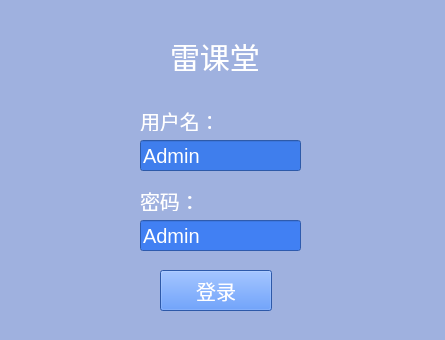
Old version of the form src/Qt/loginwindow.ui in the repository profthecopyright/Thunder_Class.
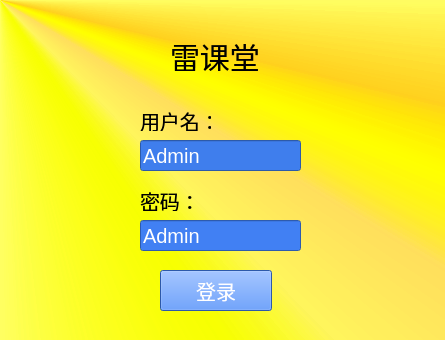
New version of the form.

What changed in the file:
```diff
--- a/src/Qt/loginwindow.ui
+++ b/src/Qt/loginwindow.ui
@@ -14,7 +14,7 @@
    <string>登录</string>
   </property>
   <property name="styleSheet">
-   <string notr="true">background-color:rgb(159, 177, 223)</string>
+   <string notr="true">background-color:qconicalgradient(cx:0, cy:0, angle:135, stop:0 rgba(255, 255, 0, 69), stop:0.375 rgba(255, 255, 0, 69), stop:0.423533 rgba(251, 255, 0, 145), stop:0.45 rgba(247, 255, 0, 208), stop:0.477581 rgba(255, 244, 71, 130), stop:0.518717 rgba(255, 218, 71, 130), stop:0.55 rgba(255, 255, 0, 255), stop:0.57754 rgba(255, 203, 0, 130), stop:0.625 rgba(255, 255, 0, 69), stop:1 rgba(255, 255, 0, 69))</string>
   </property>
   <widget class="QWidget" name="centralwidget">
    <widget class="QLineEdit" name="userName">
@@ -45,8 +45,9 @@
      </rect>
     </property>
     <property name="styleSheet">
-     <string notr="true">color: rgb(255, 255, 255);
-font: 20px</string>
+     <string notr="true">font: 20px;
+background-color: rgba(255, 255, 255, 0)
+</string>
     </property>
     <property name="text">
      <string>用户名：</string>
@@ -62,8 +63,9 @@
      </rect>
     </property>
     <property name="styleSheet">
-     <string notr="true">color:rgb(255, 255, 255);
-font:20px;</string>
+     <string notr="true">font:20px;
+background-color: rgba(255, 255, 255, 0)
+</string>
     </property>
     <property name="text">
      <string>密码：</string>
@@ -98,7 +100,7 @@
     </property>
     <property name="styleSheet">
      <string notr="true">font:30px;
-color:rgb(255, 255, 255);
+background-color: rgba(255, 255, 255, 0)
 </string>
     </property>
     <property name="text">
```
